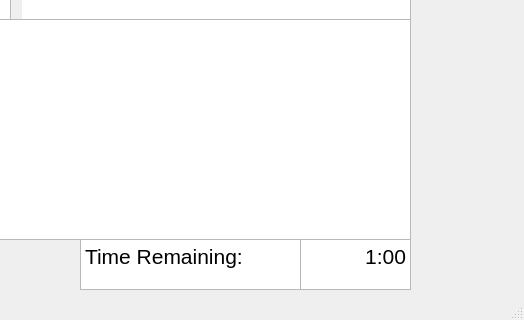
This is playActionScreen.ui in TelevisionNinja/LaserTagThing as Qt 5 draws it before an edit; both pictures show x 480 to 1004 and y 221 to 541 of the 1004 by 541 pixel window. The edited form follows.
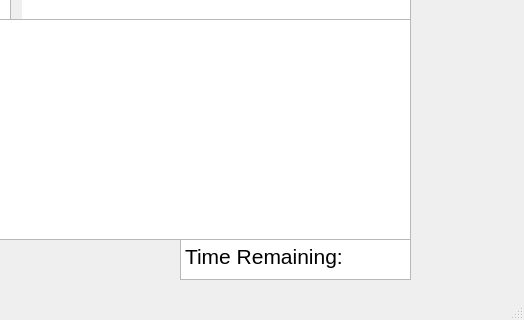
This is the edited form.

Patch:
```diff
--- a/playActionScreen.ui
+++ b/playActionScreen.ui
@@ -93,23 +93,6 @@
      </property>
     </column>
    </widget>
-   <widget class="QTextEdit" name="textEdit">
-    <property name="geometry">
-     <rect>
-      <x>560</x>
-      <y>460</y>
-      <width>221</width>
-      <height>51</height>
-     </rect>
-    </property>
-    <property name="html">
-     <string>&lt;!DOCTYPE HTML PUBLIC &quot;-//W3C//DTD HTML 4.0//EN&quot; &quot;http://www.w3.org/TR/REC-html40/strict.dtd&quot;&gt;
-&lt;html&gt;&lt;head&gt;&lt;meta name=&quot;qrichtext&quot; content=&quot;1&quot; /&gt;&lt;style type=&quot;text/css&quot;&gt;
-p, li { white-space: pre-wrap; }
-&lt;/style&gt;&lt;/head&gt;&lt;body style=&quot; font-family:'MS Shell Dlg 2'; font-size:7.8pt; font-weight:400; font-style:normal;&quot;&gt;
-&lt;p style=&quot; margin-top:0px; margin-bottom:0px; margin-left:0px; margin-right:0px; -qt-block-indent:0; text-indent:0px;&quot;&gt;&lt;span style=&quot; font-size:16pt;&quot;&gt;Time Remaining:&lt;/span&gt;&lt;/p&gt;&lt;/body&gt;&lt;/html&gt;</string>
-    </property>
-   </widget>
    <widget class="QTableWidget" name="team2">
     <property name="geometry">
      <rect>
@@ -179,21 +162,25 @@
      </property>
     </column>
    </widget>
-   <widget class="QTextBrowser" name="Timer">
+   <widget class="QPlainTextEdit" name="timeRemaining">
     <property name="geometry">
      <rect>
-      <x>780</x>
+      <x>660</x>
       <y>460</y>
-      <width>111</width>
-      <height>51</height>
+      <width>231</width>
+      <height>41</height>
      </rect>
     </property>
-    <property name="html">
-     <string>&lt;!DOCTYPE HTML PUBLIC &quot;-//W3C//DTD HTML 4.0//EN&quot; &quot;http://www.w3.org/TR/REC-html40/strict.dtd&quot;&gt;
-&lt;html&gt;&lt;head&gt;&lt;meta name=&quot;qrichtext&quot; content=&quot;1&quot; /&gt;&lt;style type=&quot;text/css&quot;&gt;
-p, li { white-space: pre-wrap; }
-&lt;/style&gt;&lt;/head&gt;&lt;body style=&quot; font-family:'MS Shell Dlg 2'; font-size:7.8pt; font-weight:400; font-style:normal;&quot;&gt;
-&lt;p align=&quot;right&quot; style=&quot; margin-top:0px; margin-bottom:0px; margin-left:0px; margin-right:0px; -qt-block-indent:0; text-indent:0px;&quot;&gt;&lt;span style=&quot; font-size:16pt;&quot;&gt;1:00&lt;/span&gt;&lt;/p&gt;&lt;/body&gt;&lt;/html&gt;</string>
+    <property name="font">
+     <font>
+      <pointsize>16</pointsize>
+     </font>
+    </property>
+    <property name="readOnly">
+     <bool>true</bool>
+    </property>
+    <property name="plainText">
+     <string>Time Remaining: </string>
     </property>
    </widget>
   </widget>
```
Left out of the diff: 6 changed lines with no effect on the pictures.
